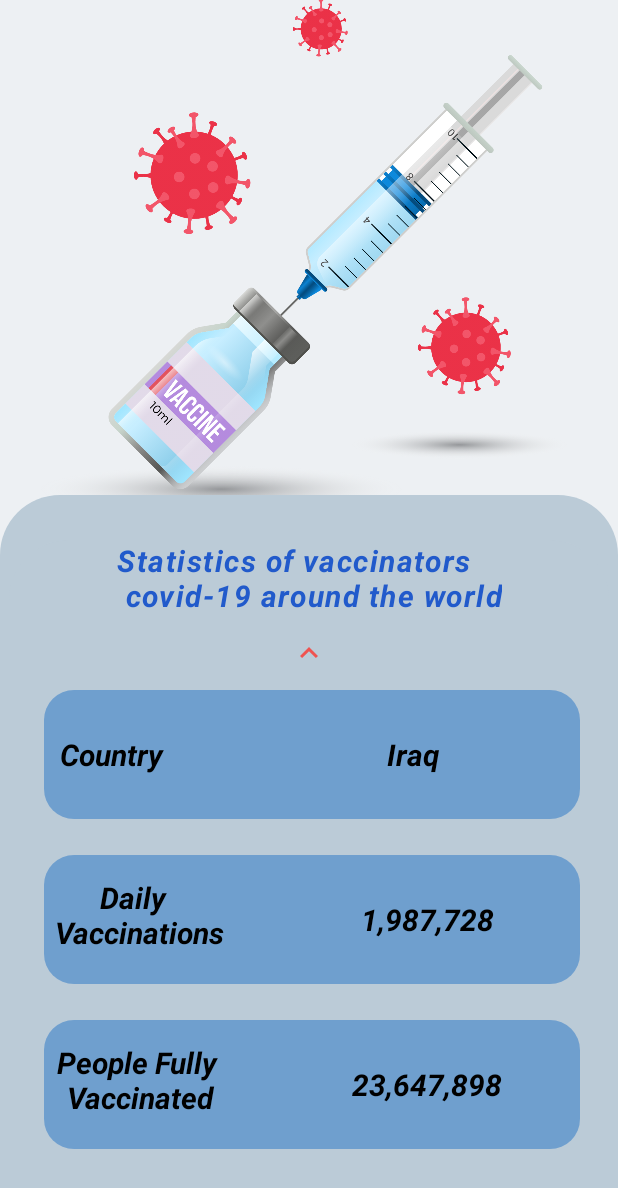
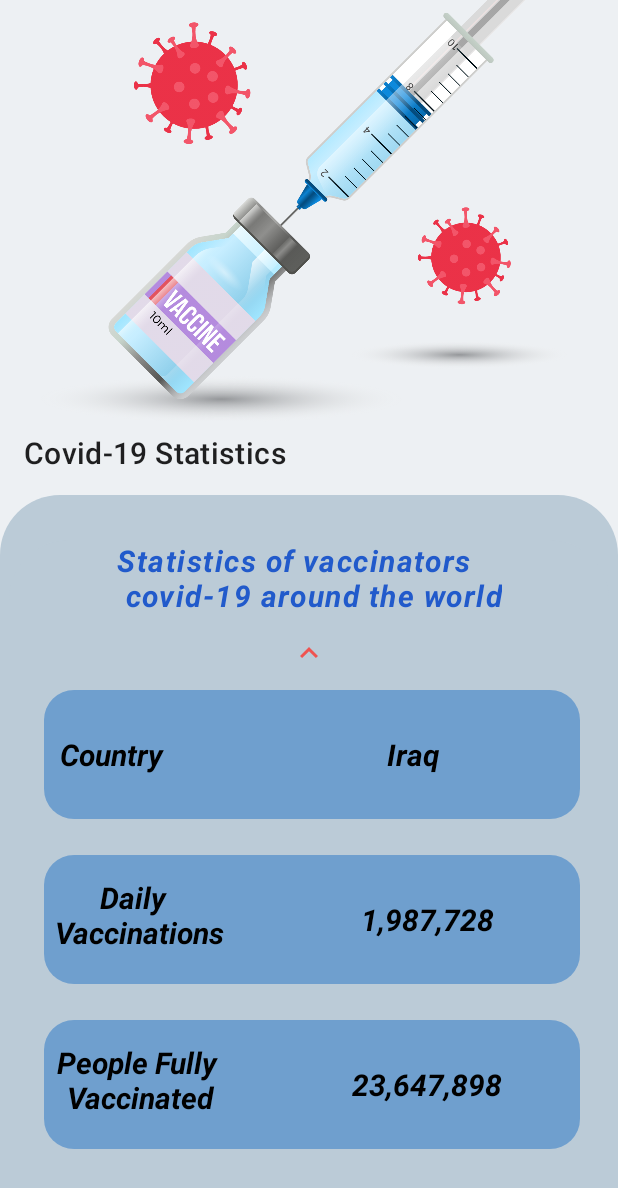
Before and after one commit to Karrar98/Covid_19_vaccine_App, an Android app: the fragment HomeFragment shown on its own in the app's theme, on a phone screen of 412 x 824 dp. Shown: the top 1188 px of the screen. Run offline under Robolectric (Android 15) with nearby library versions, the light colour scheme and no system bars; libraries missing offline, so code that uses them is left out: org.eazegraph.lib; network calls fail.

Commit message:
update app appearance
changes made to theme and a toolBar holding title was added to home fragment

```diff
--- a/app/src/main/java/com/example/covid19vaccineapp/fragment/BaseFragment.kt
+++ /dev/null
@@ -1,40 +0,0 @@
-package com.example.covid19vaccineapp.fragment
-
-import android.os.Bundle
-import android.util.Log
-import android.view.LayoutInflater
-import android.view.View
-import android.view.ViewGroup
-import androidx.fragment.app.Fragment
-import androidx.viewbinding.ViewBinding
-
-abstract class BaseFragment<VB : ViewBinding> : Fragment(){
-
-    abstract val LOG_TAG : String
-    abstract val bindingInflater : (LayoutInflater, ViewGroup?, Boolean) -> VB
-    private lateinit var _binding : ViewBinding
-    protected val binding
-    get() = _binding as VB
-
-    override fun onCreateView(
-        inflater: LayoutInflater,
-        container: ViewGroup?,
-        savedInstanceState: Bundle?
-    ): View? {
-        _binding = bindingInflater(inflater, container, false)
-        return _binding.root
-    }
-
-
-    override fun onCreate(savedInstanceState: Bundle?) {
-        super.onCreate(savedInstanceState)
-        setUp()
-        addCallBack()
-    }
-
-    abstract fun setUp()
-
-    abstract fun addCallBack()
-
-    protected fun log(value : String) = Log.d(LOG_TAG, value)
-}
--- a/app/src/main/java/com/example/covid19vaccineapp/fragment/HomeFragment.kt
+++ /dev/null
@@ -1,32 +0,0 @@
-package com.example.covid19vaccineapp.fragment
-
-import android.os.Bundle
-import android.view.LayoutInflater
-import android.view.View
-import android.view.ViewGroup
-import com.example.covid19vaccineapp.R
-import com.example.covid19vaccineapp.databinding.FragmentHomeBinding
-
-class HomeFragment : BaseFragment<FragmentHomeBinding>() {
-
-    override val LOG_TAG: String = "HOME_FRAGMENT"
-
-    override fun onCreateView(
-        inflater: LayoutInflater,
-        container: ViewGroup?,
-        savedInstanceState: Bundle?
-    ): View? {
-
-        return inflater.inflate(R.layout.fragment_home, container, false)
-    }
-
-    override val bindingInflater: (LayoutInflater, ViewGroup?, Boolean) -> FragmentHomeBinding = FragmentHomeBinding::inflate
-
-    override fun setUp() {
-
-    }
-
-    override fun addCallBack() {
-
-    }
-}
--- a/app/src/main/java/com/example/covid19vaccineapp/fragments/fragmentHomePage/HomeFragment.kt
+++ b/app/src/main/java/com/example/covid19vaccineapp/fragments/fragmentHomePage/HomeFragment.kt
@@ -14,11 +14,9 @@ class HomeFragment : BaseFragment<FragmentHomeBinding>() {
     override val bindingInflater: (LayoutInflater) -> FragmentHomeBinding = FragmentHomeBinding::inflate
 
     override fun setup() {
-
     }
 
     override fun addCallBack() {
-
     }
 
     private fun setData(country: String) {
--- a/app/src/main/res/layout/fragment_home.xml
+++ b/app/src/main/res/layout/fragment_home.xml
@@ -6,6 +6,7 @@
     android:layout_width="match_parent"
     android:layout_height="match_parent"
     android:orientation="vertical"
+    android:fitsSystemWindows="true"
     android:id="@+id/root"
     tools:context=".HomeActivity"
     android:background="#edf0f3">
@@ -22,16 +23,27 @@
             android:layout_width="match_parent"
             android:layout_height="match_parent"
             android:fitsSystemWindows="true"
+            app:titleEnabled="false"
             app:layout_scrollFlags="scroll|snap|exitUntilCollapsed">
 
             <ImageView
                 android:id="@+id/doctors"
                 android:layout_width="match_parent"
                 android:layout_height="match_parent"
+                android:layout_marginTop="-60dp"
                 android:layout_gravity="center"
                 android:scaleType="centerCrop"
                 android:src="@drawable/vaccinationcovid1"
                 app:layout_collapseMode="parallax"/>
+
+            <androidx.appcompat.widget.Toolbar
+                android:id="@+id/toolBar_home_fragment"
+                android:layout_width="match_parent"
+                android:layout_height="?attr/actionBarSize"
+                app:title="Covid-19 Statistics"
+                android:gravity="center"
+                android:layout_gravity="bottom"
+                app:layout_collapseMode="pin"/>
 
         </com.google.android.material.appbar.CollapsingToolbarLayout>
 
@@ -44,7 +56,7 @@
         android:background="@drawable/shaperelativlayout"
         app:layout_anchor="@+id/nestedScrollView"
         app:layout_anchorGravity="center"
-        app:layout_behavior="com.google.android.material.appbar.AppBarLayout$ScrollingViewBehavior">
+        app:layout_behavior="@string/appbar_scrolling_view_behavior">
 
         <androidx.constraintlayout.widget.ConstraintLayout
             android:id="@+id/subconstraint"
--- a/app/src/main/res/values/themes.xml
+++ b/app/src/main/res/values/themes.xml
@@ -1,16 +1,7 @@
 <resources xmlns:tools="http://schemas.android.com/tools">
     <!-- Base application theme. -->
     <style name="Theme.Covid19VaccineApp" parent="Theme.MaterialComponents.DayNight.NoActionBar">
-        <!-- Primary brand color. -->
-        <item name="colorPrimary">@color/purple_500</item>
-        <item name="colorPrimaryVariant">@color/purple_700</item>
-        <item name="colorOnPrimary">@color/white</item>
-        <!-- Secondary brand color. -->
-        <item name="colorSecondary">@color/teal_200</item>
-        <item name="colorSecondaryVariant">@color/teal_700</item>
-        <item name="colorOnSecondary">@color/black</item>
-        <!-- Status bar color. -->
-        <item name="android:statusBarColor" tools:targetApi="l">?attr/colorPrimaryVariant</item>
+        <item name="colorPrimaryDark">@android:color/transparent</item>
         <!-- Customize your theme here. -->
     </style>
 
```
Also changed, not shown: app/src/main/java/com/example/covid19vaccineapp/HomeActivity.kt (+4 -4 lines), app/src/main/java/com/example/covid19vaccineapp/fragment/AboutTeamFragment.kt (deleted, +0 -31 lines), app/src/main/java/com/example/covid19vaccineapp/fragment/CoronaVirusFragment.kt (deleted, +0 -31 lines), app/src/main/java/com/example/covid19vaccineapp/fragment/SearchFragment.kt (deleted, +0 -31 lines), app/src/main/java/com/example/covid19vaccineapp/fragment/VaccineInfoFragment.kt (deleted, +0 -32 lines).
